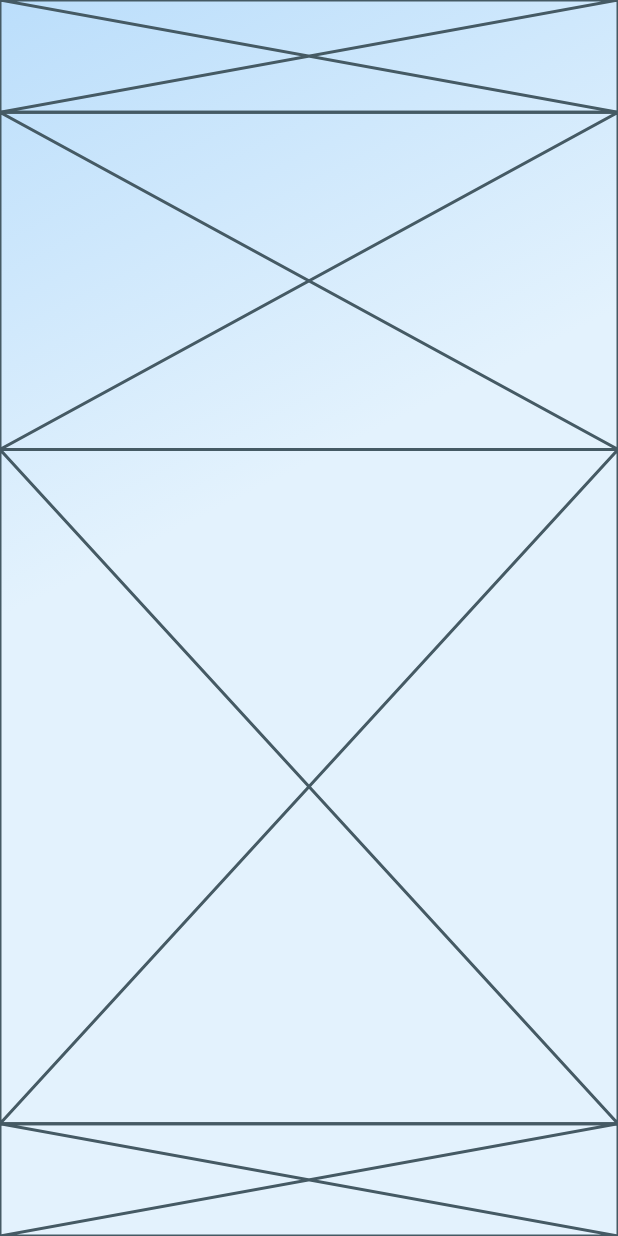
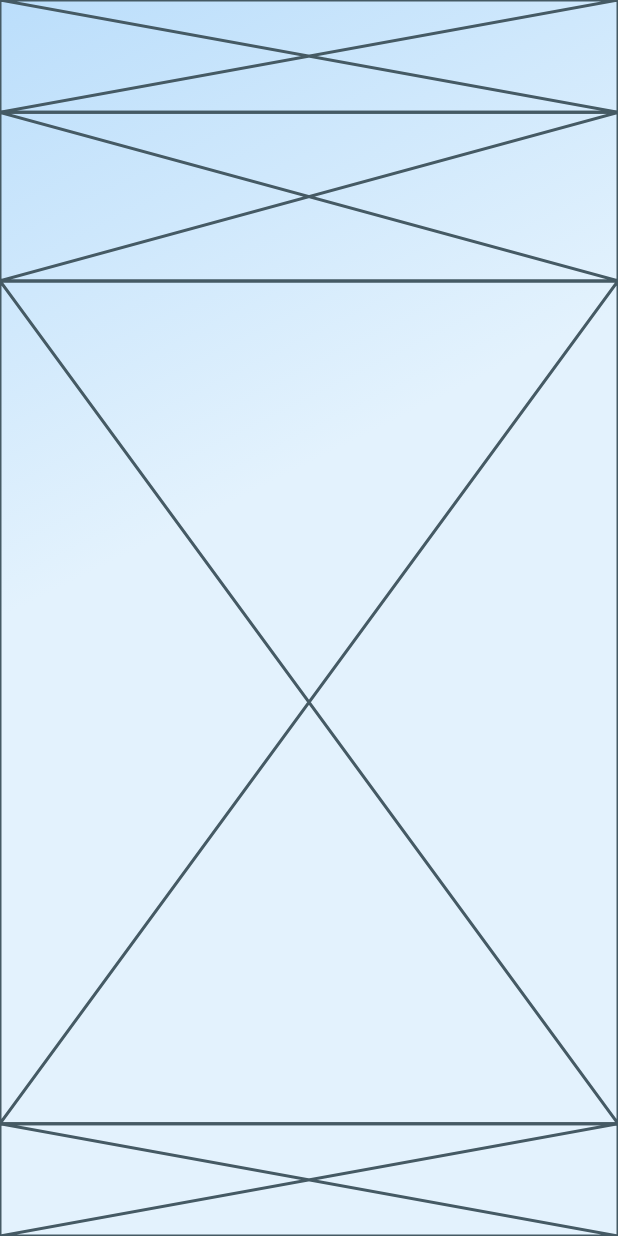
Before and after one commit to JAICHANGPARK/flutter_notebook_8th_story, a Flutter app: the screen it shows after launch, on a phone screen of 412 x 824 dp. Run offline on Flutter 3.47's test engine with Material 2 defaults, Android fonts, the phone set to English and light mode, and no system bars; our stand-ins replace badges, flutter_hooks, google_fonts, hooks_riverpod, state_notifier.

Commit message:
Update linkedin_main_page.dart

```diff
--- a/lib/ep580_linkedin_app/linkedin_main_page.dart
+++ b/lib/ep580_linkedin_app/linkedin_main_page.dart
@@ -22,7 +22,7 @@ class _LinkedinMainPageState extends State<LinkedinMainPage> {
           child: Column(
             children: [
               Expanded(
-                flex: 1,
+                flex: 2,
                 child: Placeholder(),
               ),
               Expanded(
@@ -30,11 +30,11 @@ class _LinkedinMainPageState extends State<LinkedinMainPage> {
                 child: Placeholder(),
               ),
               Expanded(
-                flex: 6,
+                flex: 15,
                 child: Placeholder(),
               ),
               Expanded(
-                flex: 1,
+                flex: 2,
                 child: Placeholder(),
               ),
 
```
